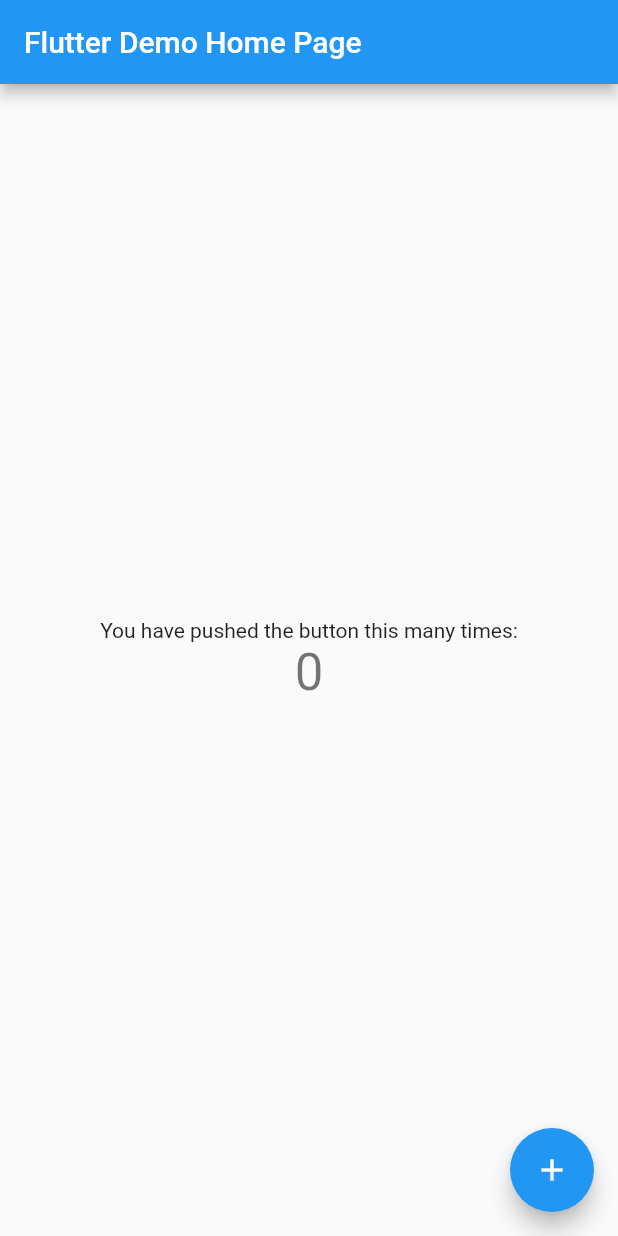
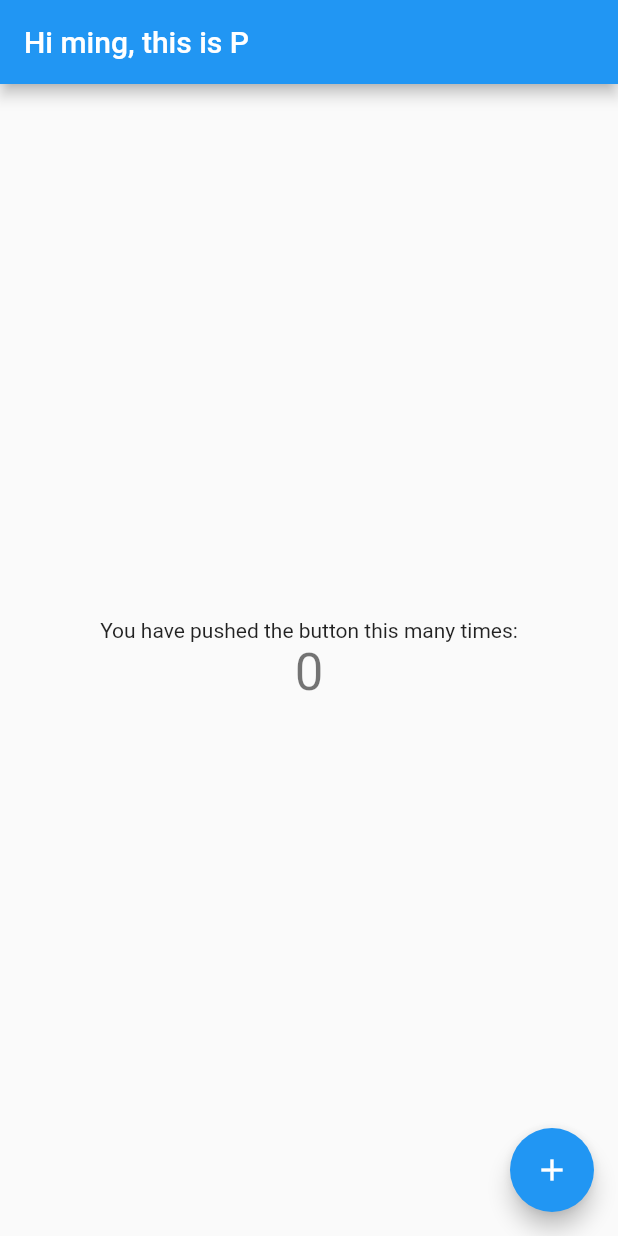
Before and after one commit to SweetSourPeter/MINISeniorDesign-CovidAPP, a Flutter app: the screen it shows after launch, on a phone screen of 412 x 824 dp. Run offline on Flutter 3.47's test engine with Material 2 defaults, Android fonts, the phone set to English and light mode, and no system bars.

```diff
--- a/lib/main.dart
+++ b/lib/main.dart
@@ -10,23 +10,7 @@ class MyApp extends StatelessWidget {
   Widget build(BuildContext context) {
     return MaterialApp(
       title: 'Flutter Demo',
-      theme: ThemeData(
-        // This is the theme of your application.
-        //
-        // Try running your application with "flutter run". You'll see the
-        // application has a blue toolbar. Then, without quitting the app, try
-        // changing the primarySwatch below to Colors.green and then invoke
-        // "hot reload" (press "r" in the console where you ran "flutter run",
-        // or simply save your changes to "hot reload" in a Flutter IDE).
-        // Notice that the counter didn't reset back to zero; the application
-        // is not restarted.
-        primarySwatch: Colors.blue,
-        // This makes the visual density adapt to the platform that you run
-        // the app on. For desktop platforms, the controls will be smaller and
-        // closer together (more dense) than on mobile platforms.
-        visualDensity: VisualDensity.adaptivePlatformDensity,
-      ),
-      home: MyHomePage(title: 'Flutter Demo Home Page'),
+      home: MyHomePage(title: 'Hi ming, this is P'),
     );
   }
 }
```
